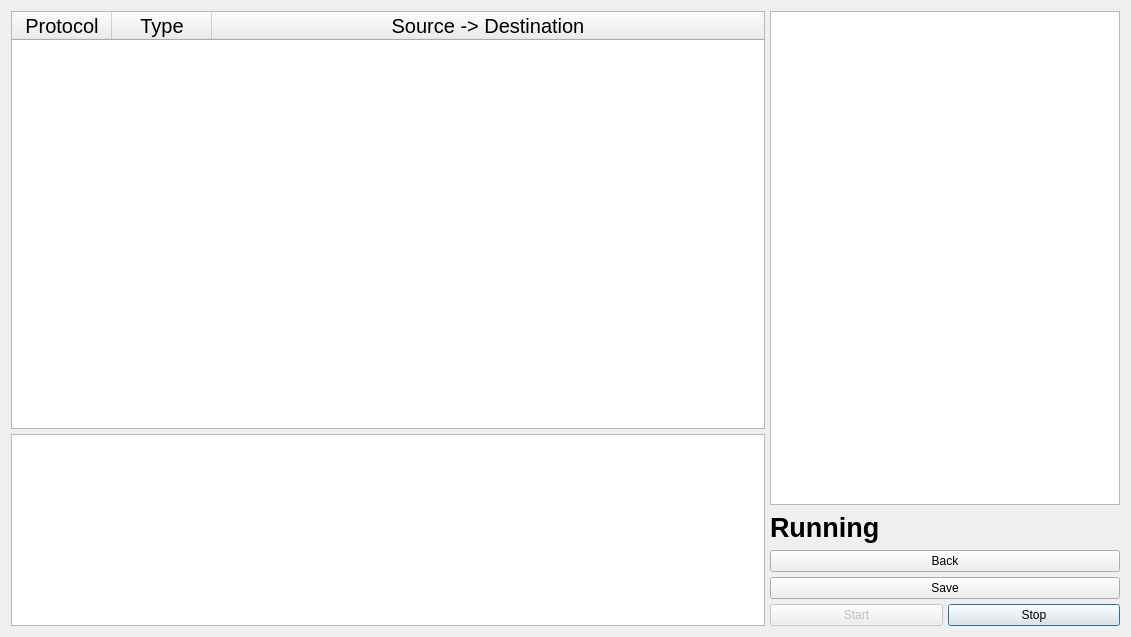
Old version of the form secondmainwindow.ui in the repository daniltaro/Qt_IDS.
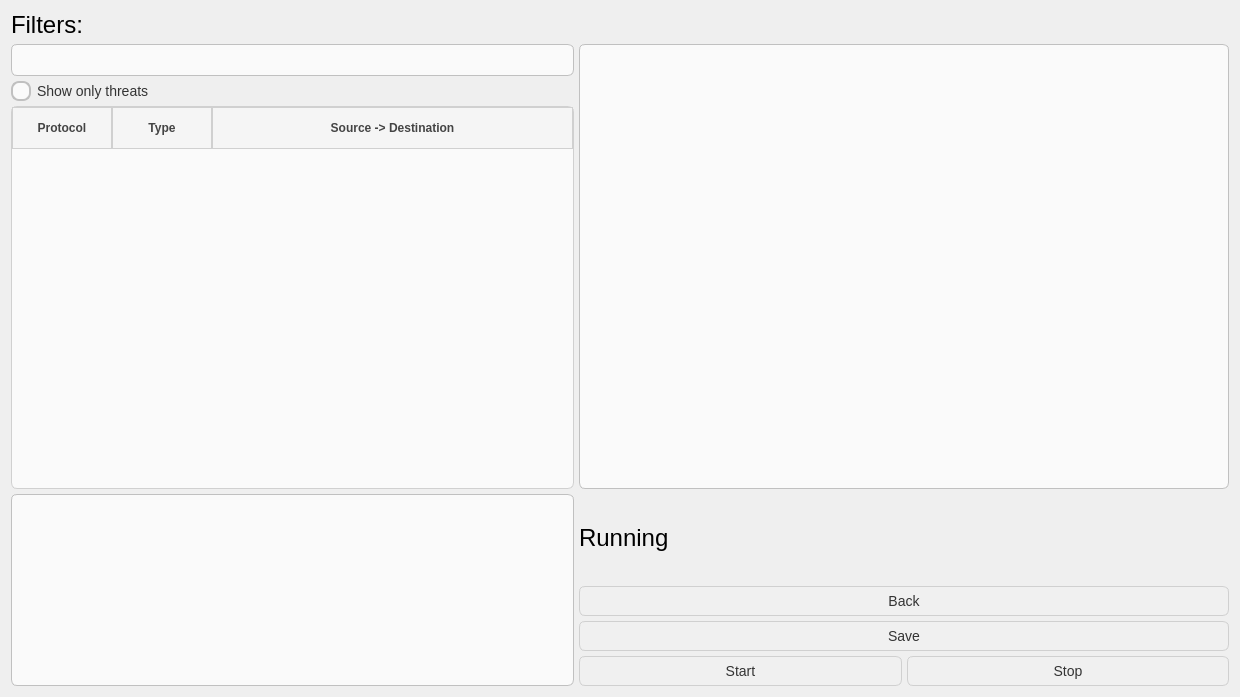
New version of the form.

What changed in the file:
```diff
--- a/secondmainwindow.ui
+++ b/secondmainwindow.ui
@@ -6,8 +6,8 @@
    <rect>
     <x>0</x>
     <y>0</y>
-    <width>1131</width>
-    <height>637</height>
+    <width>1240</width>
+    <height>697</height>
    </rect>
   </property>
   <property name="windowTitle">
@@ -17,37 +17,7 @@
    <property name="spacing">
     <number>5</number>
    </property>
-   <item row="3" column="1" colspan="2">
-    <widget class="QLabel" name="label">
-     <property name="font">
-      <font>
-       <pointsize>20</pointsize>
-       <bold>true</bold>
-      </font>
-     </property>
-     <property name="text">
-      <string>Running</string>
-     </property>
-    </widget>
-   </item>
-   <item row="0" column="1" rowspan="3" colspan="2">
-    <widget class="QListWidget" name="listWidget_2">
-     <property name="sizePolicy">
-      <sizepolicy hsizetype="Preferred" vsizetype="Preferred">
-       <horstretch>0</horstretch>
-       <verstretch>0</verstretch>
-      </sizepolicy>
-     </property>
-    </widget>
-   </item>
-   <item row="1" column="0" rowspan="6">
-    <widget class="QTextEdit" name="textEdit">
-     <property name="readOnly">
-      <bool>true</bool>
-     </property>
-    </widget>
-   </item>
-   <item row="6" column="2">
+   <item row="8" column="2">
     <widget class="QPushButton" name="pushButton">
      <property name="sizePolicy">
       <sizepolicy hsizetype="Minimum" vsizetype="Fixed">
@@ -55,25 +25,76 @@
        <verstretch>0</verstretch>
       </sizepolicy>
      </property>
+     <property name="styleSheet">
+      <string notr="true">QPushButton {
+    background-color: #f0f0f0;
+    border: 1px solid #d0d0d0;
+    border-radius: 6px;
+    padding: 6px 12px;
+    font-size: 14px;
+    color: #333;
+}
+
+QPushButton:hover {
+    background-color: #e6e6e6;
+}
+
+QPushButton:pressed {
+    background-color: #dcdcdc;
+}</string>
+     </property>
      <property name="text">
       <string>Stop</string>
      </property>
      <property name="autoDefault">
       <bool>true</bool>
      </property>
+     <property name="default">
+      <bool>false</bool>
+     </property>
+     <property name="flat">
+      <bool>true</bool>
+     </property>
     </widget>
    </item>
-   <item row="6" column="1">
-    <widget class="QPushButton" name="pushButton_2">
+   <item row="1" column="0">
+    <widget class="QLineEdit" name="lineEdit">
      <property name="enabled">
+      <bool>true</bool>
+     </property>
+     <property name="minimumSize">
+      <size>
+       <width>50</width>
+       <height>0</height>
+      </size>
+     </property>
+     <property name="font">
+      <font>
+       <pointsize>-1</pointsize>
+       <bold>false</bold>
+      </font>
+     </property>
+     <property name="autoFillBackground">
       <bool>false</bool>
      </property>
-     <property name="text">
-      <string>Start</string>
+     <property name="styleSheet">
+      <string notr="true">QLineEdit {
+    border: 1px solid #c0c0c0;
+    border-radius: 6px;
+    padding: 6px;
+    font-size: 14px;
+    background-color: #fafafa;
+    color: #333;
+}
+
+QLineEdit:focus {
+    border: 1px solid #0078d7; 
+    background-color: #ffffff;
+}</string>
      </property>
     </widget>
    </item>
-   <item row="0" column="0">
+   <item row="3" column="0">
     <widget class="QTableWidget" name="tableWidget">
      <property name="sizePolicy">
       <sizepolicy hsizetype="MinimumExpanding" vsizetype="Expanding">
@@ -83,10 +104,28 @@
      </property>
      <property name="minimumSize">
       <size>
-       <width>350</width>
+       <width>100</width>
        <height>0</height>
       </size>
      </property>
+     <property name="styleSheet">
+      <string notr="true">QTableWidget {
+    border: 1px solid #d0d0d0;
+    border-radius: 6px;
+    gridline-color: #e0e0e0;
+    background-color: #fafafa;
+    selection-background-color: #0078d7;
+    selection-color: white;
+}
+
+QHeaderView::section {
+    background-color: #f5f5f5;
+    padding: 6px;
+    border: 1px solid #d0d0d0;
+    font-weight: bold;
+    color: #444;
+}</string>
+     </property>
      <property name="editTriggers">
       <set>QAbstractItemView::EditTrigger::NoEditTriggers</set>
      </property>
@@ -135,29 +174,252 @@
      </column>
     </widget>
    </item>
-   <item row="4" column="1" colspan="2">
-    <widget class="QPushButton" name="pushButton_3">
-     <property name="sizePolicy">
-      <sizepolicy hsizetype="Fixed" vsizetype="Fixed">
-       <horstretch>0</horstretch>
-       <verstretch>0</verstretch>
-      </sizepolicy>
-     </property>
-     <property name="minimumSize">
-      <size>
-       <width>350</width>
-       <height>0</height>
-      </size>
-     </property>
-     <property name="text">
-      <string>Back</string>
-     </property>
-    </widget>
-   </item>
-   <item row="5" column="1" colspan="2">
+   <item row="7" column="1" colspan="2">
     <widget class="QPushButton" name="pushButton_4">
+     <property name="sizePolicy">
+      <sizepolicy hsizetype="Preferred" vsizetype="Fixed">
+       <horstretch>0</horstretch>
+       <verstretch>0</verstretch>
+      </sizepolicy>
+     </property>
+     <property name="styleSheet">
+      <string notr="true">QPushButton {
+    background-color: #f0f0f0;
+    border: 1px solid #d0d0d0;
+    border-radius: 6px;
+    padding: 6px 12px;
+    font-size: 14px;
+    color: #333;
+}
+
+QPushButton:hover {
+    background-color: #e6e6e6;
+}
+
+QPushButton:pressed {
+    background-color: #dcdcdc;
+}</string>
+     </property>
      <property name="text">
       <string>Save</string>
+     </property>
+     <property name="autoDefault">
+      <bool>true</bool>
+     </property>
+    </widget>
+   </item>
+   <item row="4" column="0" rowspan="5">
+    <widget class="QTextEdit" name="textEdit">
+     <property name="font">
+      <font>
+       <family>Courier New</family>
+       <pointsize>-1</pointsize>
+      </font>
+     </property>
+     <property name="focusPolicy">
+      <enum>Qt::FocusPolicy::NoFocus</enum>
+     </property>
+     <property name="styleSheet">
+      <string notr="true">QTextEdit {
+    border: 1px solid #c0c0c0;
+    border-radius: 6px;
+    padding: 6px;
+    font-size: 14px;
+    background-color: #fafafa;
+    color: #333;
+}
+
+QTextEdit:focus {
+    border: 1px solid #0078d7;
+    background-color: #ffffff;
+}</string>
+     </property>
+     <property name="lineWrapMode">
+      <enum>QTextEdit::LineWrapMode::NoWrap</enum>
+     </property>
+     <property name="readOnly">
+      <bool>true</bool>
+     </property>
+    </widget>
+   </item>
+   <item row="0" column="0">
+    <widget class="QLabel" name="label_2">
+     <property name="font">
+      <font>
+       <family>Arial</family>
+       <pointsize>18</pointsize>
+      </font>
+     </property>
+     <property name="text">
+      <string>Filters:</string>
+     </property>
+    </widget>
+   </item>
+   <item row="8" column="1">
+    <widget class="QPushButton" name="pushButton_2">
+     <property name="enabled">
+      <bool>false</bool>
+     </property>
+     <property name="styleSheet">
+      <string notr="true">QPushButton {
+    background-color: #f0f0f0;
+    border: 1px solid #d0d0d0;
+    border-radius: 6px;
+    padding: 6px 12px;
+    font-size: 14px;
+    color: #333;
+}
+
+QPushButton:hover {
+    background-color: #e6e6e6;
+}
+
+QPushButton:pressed {
+    background-color: #dcdcdc;
+}</string>
+     </property>
+     <property name="text">
+      <string>Start</string>
+     </property>
+     <property name="autoDefault">
+      <bool>false</bool>
+     </property>
+     <property name="flat">
+      <bool>true</bool>
+     </property>
+    </widget>
+   </item>
+   <item row="4" column="1" rowspan="2" colspan="2">
+    <widget class="QLabel" name="label">
+     <property name="font">
+      <font>
+       <family>Arial</family>
+       <pointsize>18</pointsize>
+       <bold>false</bold>
+      </font>
+     </property>
+     <property name="text">
+      <string>Running</string>
+     </property>
+    </widget>
+   </item>
+   <item row="1" column="1" rowspan="3" colspan="2">
+    <widget class="QTextEdit" name="textEdit_2">
+     <property name="minimumSize">
+      <size>
+       <width>650</width>
+       <height>0</height>
+      </size>
+     </property>
+     <property name="font">
+      <font>
+       <family>Courier New</family>
+       <pointsize>-1</pointsize>
+      </font>
+     </property>
+     <property name="focusPolicy">
+      <enum>Qt::FocusPolicy::NoFocus</enum>
+     </property>
+     <property name="styleSheet">
+      <string notr="true">QTextEdit {
+    border: 1px solid #c0c0c0;
+    border-radius: 6px;
+    padding: 6px;
+    font-size: 14px;
+    background-color: #fafafa;
+    color: #333;
+}
+
+QTextEdit:focus {
+    border: 1px solid #0078d7;
+    background-color: #ffffff;
+}</string>
+     </property>
+     <property name="lineWrapMode">
+      <enum>QTextEdit::LineWrapMode::NoWrap</enum>
+     </property>
+     <property name="readOnly">
+      <bool>true</bool>
+     </property>
+    </widget>
+   </item>
+   <item row="6" column="1" colspan="2">
+    <widget class="QPushButton" name="pushButton_3">
+     <property name="sizePolicy">
+      <sizepolicy hsizetype="Preferred" vsizetype="Fixed">
+       <horstretch>0</horstretch>
+       <verstretch>0</verstretch>
+      </sizepolicy>
+     </property>
+     <property name="minimumSize">
+      <size>
+       <width>400</width>
+       <height>0</height>
+      </size>
+     </property>
+     <property name="styleSheet">
+      <string notr="true">QPushButton {
+    background-color: #f0f0f0;
+    border: 1px solid #d0d0d0;
+    border-radius: 6px;
+    padding: 6px 12px;
+    font-size: 14px;
+    color: #333;
+}
+
+QPushButton:hover {
+    background-color: #e6e6e6;
+}
+
+QPushButton:pressed {
+    background-color: #dcdcdc;
+}</string>
+     </property>
+     <property name="text">
+      <string>Back</string>
+     </property>
+     <property name="autoDefault">
+      <bool>false</bool>
+     </property>
+    </widget>
+   </item>
+   <item row="2" column="0">
+    <widget class="QRadioButton" name="radioButton">
+     <property name="enabled">
+      <bool>true</bool>
+     </property>
+     <property name="font">
+      <font>
+       <family>Arial</family>
+       <pointsize>-1</pointsize>
+      </font>
+     </property>
+     <property name="styleSheet">
+      <string notr="true">QRadioButton {
+    spacing: 6px;
+    font-size: 14px;
+    color: #333;
+}
+
+QRadioButton::indicator {
+    width: 16px;
+    height: 16px;
+    border-radius: 8px;
+    border: 2px solid #c0c0c0;
+    background: #fafafa;
+}
+
+QRadioButton::indicator:hover {
+    border: 2px solid #0078d7;
+}
+
+QRadioButton::indicator:checked {
+    border: 2px solid #0078d7;
+    background-color: #0078d7;
+}</string>
+     </property>
+     <property name="text">
+      <string>Show only threats</string>
      </property>
     </widget>
    </item>
```
Left out of the diff: 5 changed lines with no effect on the pictures.
